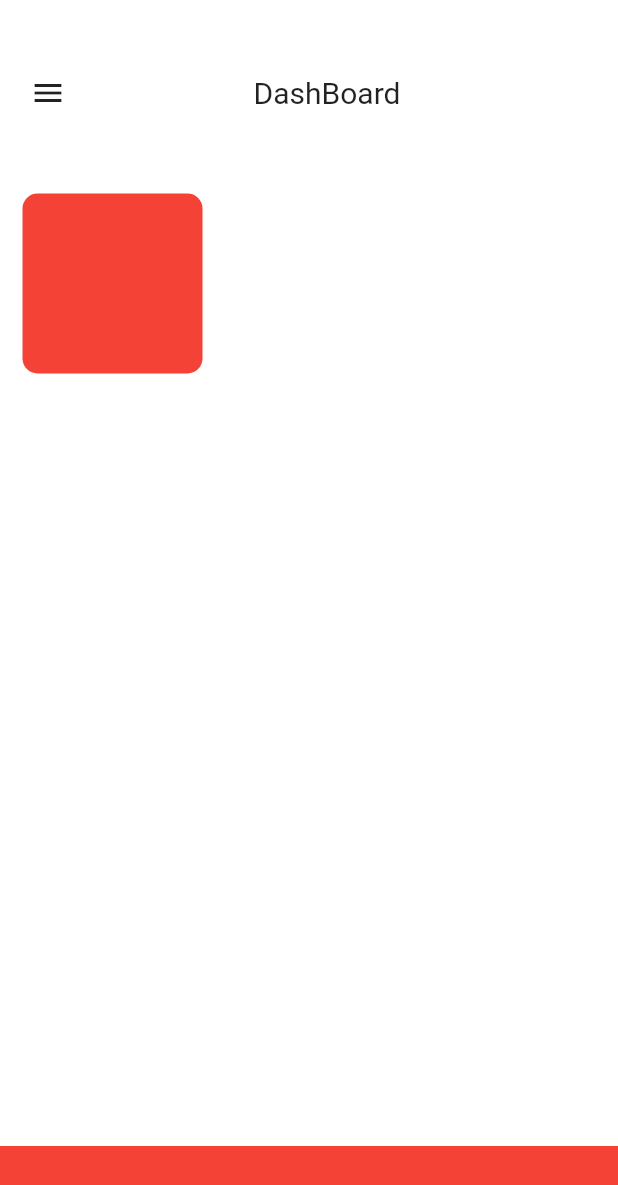
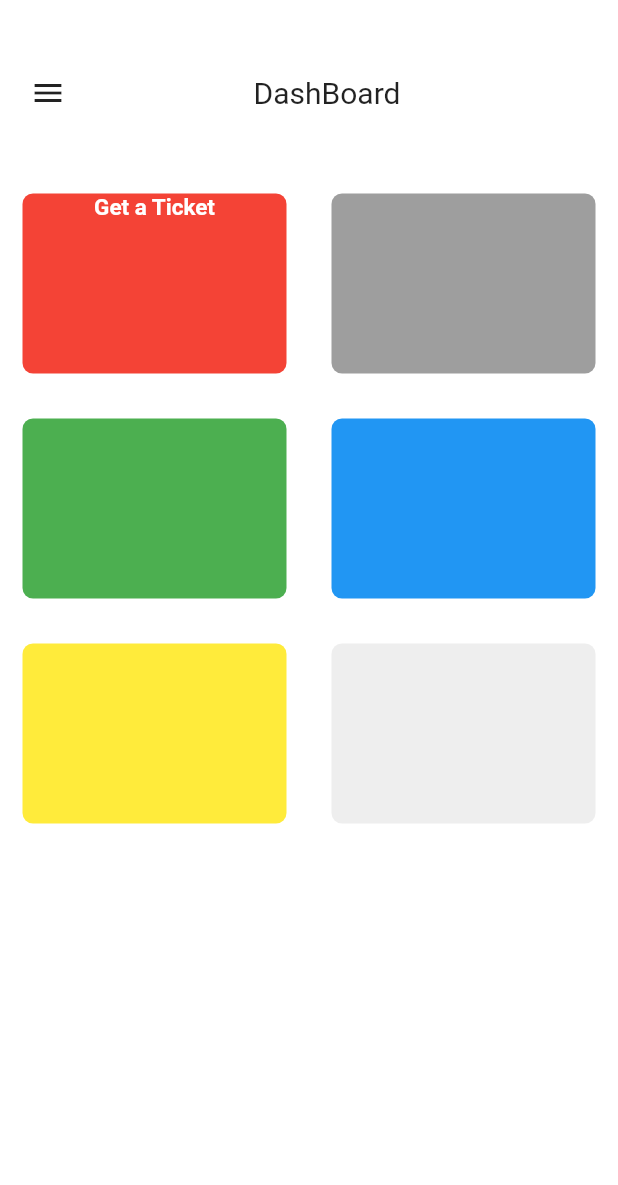
Before and after one commit to Ncjustus123/bkingxxs, a Flutter app: the DashboardPage screen opened by its route, on a phone screen of 412 x 824 dp. Shown: the top 1185 px of the screen. Run offline on Flutter 3.47's test engine with Material 2 defaults, Android fonts, the light colour scheme and no system bars; our stand-ins replace after_layout, bubble_tab_indicator, carousel_slider, dropdown_search, flutter_easyloading, shared_preferences; missing offline and left inert: circular_menu, flutter_google_places, google_maps_webservice; accounts and stored records are empty.

```diff
--- /dev/null
+++ b/lib/Reusables/constants.dart
@@ -0,0 +1,17 @@
+import 'dart:ui';
+
+import 'package:flutter/material.dart';
+
+//COLORS
+const Color kWhite = Color(0xFFFFFFFF);
+const Color kGrey1 = Color(0xFFF4F5F7);
+const Color kBlue = Color(0xFF306EFF);
+const Color kGreen = Color(0xFF4CAF50);
+const Color kYellow = Color(0xFFFFEB3B);
+const Color kGrey = Color(0xFF9E9E9E);
+const Color kRed = Color(0xFFF44336);
+
+//TextStyle
+
+const textStyle =
+    TextStyle(color: Colors.white, fontSize: 15, fontWeight: FontWeight.bold);
--- a/lib/Reusables/ui_reusables.dart
+++ b/lib/Reusables/ui_reusables.dart
@@ -43,7 +43,7 @@ class ReusableCard extends StatelessWidget {
         margin: EdgeInsets.all(15.0),
         decoration: BoxDecoration(
           color: colour,
-          borderRadius: BorderRadius.circular(10.0),
+          borderRadius: BorderRadius.circular(7.0),
         ),
       ),
     );
--- a/lib/view/widgets/dashBoard_screen.dart
+++ b/lib/view/widgets/dashBoard_screen.dart
@@ -1,3 +1,4 @@
+import 'package:Libmot_Mobile/Reusables/constants.dart';
 import 'package:Libmot_Mobile/Reusables/ui_reusables.dart';
 import 'package:Libmot_Mobile/view/welcome_page.dart';
 import 'package:carousel_slider/carousel_slider.dart';
@@ -101,8 +102,48 @@ class _DashBoardScreen extends State<DashBoardScreen> {
               children: <Widget>[
                 Row(
                   children: [
-                    ReusableCard(
-                      colour: Colors.red,
+                    Expanded(
+                      child: ReusableCard(
+                        colour:kRed,
+                        cardChild: Column(
+                          children:[
+                            Text("Get a Ticket",style:textStyle,),
+                          ]
+                        ),
+                      ),
+                    ),
+                    Expanded(
+                      child: ReusableCard(
+                        colour: kGrey,
+                      ),
+                    ),
+                  ],
+                ),
+                Row(
+                  children: [
+                    Expanded(
+                      child: ReusableCard(
+                        colour: Colors.green,
+                      ),
+                    ),
+                    Expanded(
+                      child: ReusableCard(
+                        colour: Colors.blue,
+                      ),
+                    ),
+                  ],
+                ),
+                Row(
+                  children: [
+                    Expanded(
+                      child: ReusableCard(
+                        colour: Colors.yellow,
+                      ),
+                    ),
+                    Expanded(
+                      child: ReusableCard(
+                        colour: Colors.grey[200],
+                      ),
                     ),
                   ],
                 ),
```
